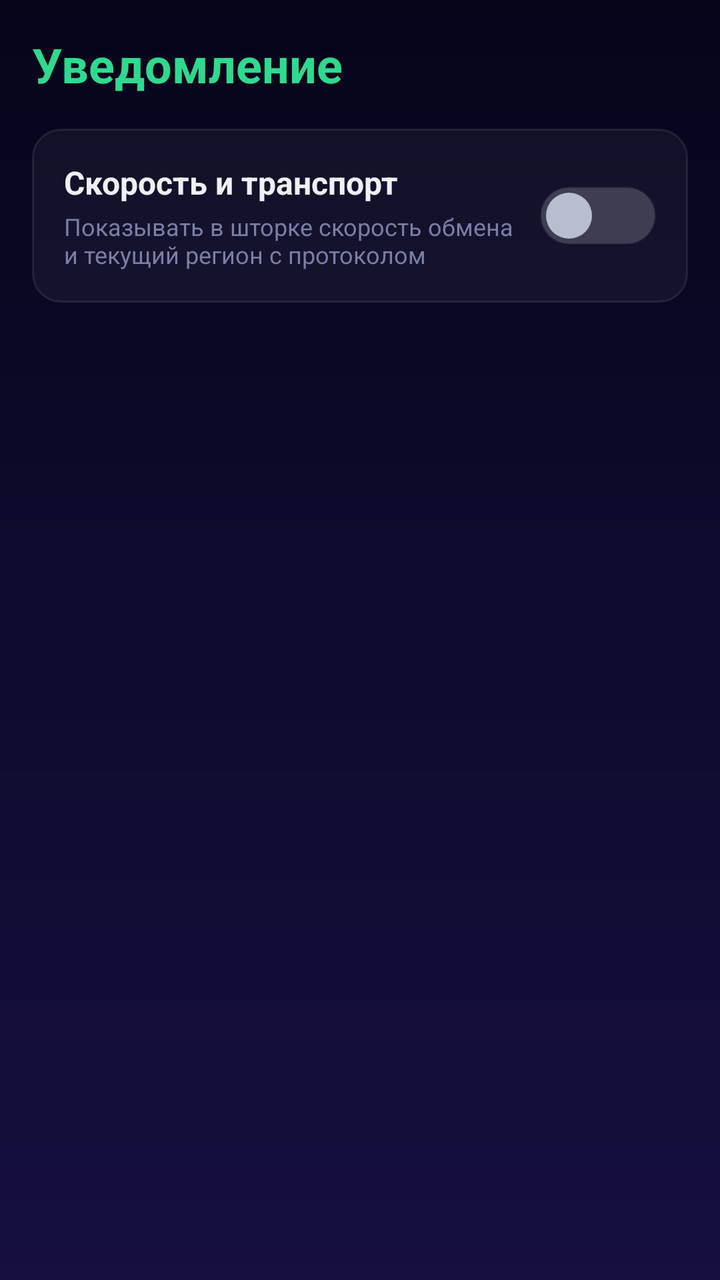
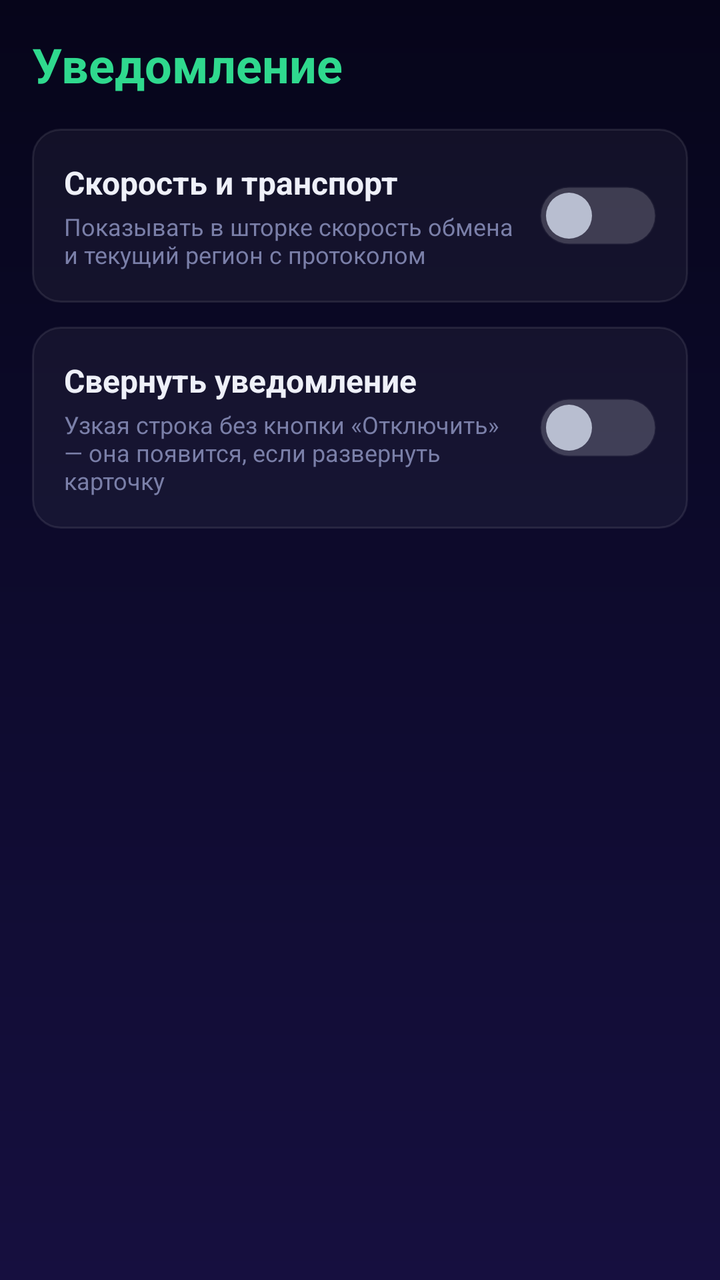

Two renders of the same Android screen: before a commit and after it. Below are the layout's source before the change and the commit's diff.
<!-- AndroidManifest.xml: activity theme Theme.Nova.Settings -->
<!-- res/layout/activity_notification_settings.xml -->
<?xml version="1.0" encoding="utf-8"?>
<ScrollView xmlns:android="http://schemas.android.com/apk/res/android"
    android:layout_width="match_parent"
    android:layout_height="match_parent"
    android:fillViewport="true"
    android:padding="16dp">

    <LinearLayout
        android:layout_width="match_parent"
        android:layout_height="wrap_content"
        android:orientation="vertical">

        <TextView
            android:layout_width="wrap_content"
            android:layout_height="wrap_content"
            android:text="Уведомление"
            android:textColor="?attr/novaAccent"
            android:textSize="24sp"
            android:textStyle="bold" />

        <LinearLayout
            android:layout_width="match_parent"
            android:layout_height="wrap_content"
            android:layout_marginTop="16dp"
            android:background="?attr/novaCardBackground"
            android:gravity="center_vertical"
            android:minHeight="64dp"
            android:orientation="horizontal"
            android:padding="16dp">

            <LinearLayout
                android:layout_width="0dp"
                android:layout_height="wrap_content"
                android:layout_weight="1"
                android:orientation="vertical">

                <TextView
                    android:layout_width="wrap_content"
                    android:layout_height="wrap_content"
                    android:text="Скорость и транспорт"
                    android:textColor="?attr/novaTextTitle"
                    android:textSize="16sp"
                    android:textStyle="bold" />

                <TextView
                    android:layout_width="match_parent"
                    android:layout_height="wrap_content"
                    android:layout_marginTop="3dp"
                    android:text="Показывать в шторке скорость обмена и текущий регион с протоколом"
                    android:textColor="?attr/novaTextHint"
                    android:textSize="12sp" />
            </LinearLayout>

            <Switch
                android:id="@+id/sw_notification_details"
                android:layout_width="wrap_content"
                android:layout_height="wrap_content"
                android:layout_marginStart="12dp" />
        </LinearLayout>

        <TextView
            android:id="@+id/tv_notification_preview"
            android:layout_width="match_parent"
            android:layout_height="wrap_content"
            android:layout_marginTop="12dp"
            android:textColor="?attr/novaTextValue"
            android:textSize="12sp" />
    </LinearLayout>
</ScrollView>
<!-- resources referenced by this layout -->
<resources>
  <!-- drawable bg_nova_screen_aurora (drawable) -->
  <?xml version="1.0" encoding="utf-8"?>
  <shape xmlns:android="http://schemas.android.com/apk/res/android"
      android:shape="rectangle">
      <gradient
          android:angle="270"
          android:startColor="#06051A"
          android:centerColor="#0E0B2E"
          android:endColor="#160F3F"
          android:type="linear" />
  </shape>
  <color name="nova_aurora_accent">#2FD98E</color>
  <color name="nova_aurora_text_value">#A8ADD4</color>
  <color name="nova_aurora_text_hint">#7A7FA8</color>
  <color name="nova_aurora_accent_dim">#2E2FD98E</color>
  <color name="nova_aurora_accent_on">#06051A</color>
  <color name="nova_aurora_separator">#12FFFFFF</color>
  <color name="nova_aurora_group_from">#2FD98E</color>
  <color name="nova_aurora_group_to">#B8F0D8</color>
  <color name="nova_aurora_text_title">#EEF0F8</color>
  <color name="nova_aurora_switch_on">#2FD98E</color>
  <color name="nova_aurora_switch_off">#2EFFFFFF</color>
  <color name="nova_aurora_thumb_on">#FFFFFF</color>
  <color name="nova_aurora_thumb_off">#B8BED0</color>
  <color name="nova_aurora_icon_tint">#B32FD98E</color>
  <color name="nova_aurora_card_fill">#0BFFFFFF</color>
  <color name="nova_aurora_card_stroke">#17FFFFFF</color>
  <color name="tv_focus_fill">#3332D74B</color>
  <color name="tv_focus_stroke">#32D74B</color>
  <!-- drawable bg_nova_dialog_aurora (drawable) -->
  <?xml version="1.0" encoding="utf-8"?>
  <shape xmlns:android="http://schemas.android.com/apk/res/android"
      android:shape="rectangle">
      <solid android:color="#0E0B2E" />
      <corners android:radius="16dp" />
      <stroke android:width="1dp" android:color="#17FFFFFF" />
  </shape>
  <style name="Widget.Nova.DialogButtonPrimary.Auroramint" parent="@style/Widget.Nova.DialogButton.Auroramint">
          <item name="android:background">@drawable/bg_nova_dialog_button_primary_aurora</item>
          <item name="android:textColor">@color/nova_aurora_accent_on</item>
      </style>
  <style name="Widget.Nova.DialogButton.Auroramint" parent="android:Widget.Material.Button.Borderless">
          <item name="android:background">@drawable/bg_nova_dialog_button_aurora</item>
          <item name="android:backgroundTint">@color/nova_aurora_accent</item>
          <item name="android:backgroundTintMode">src_in</item>
          <item name="android:textColor">@color/nova_aurora_accent</item>
          <item name="android:textAllCaps">false</item>
          <item name="android:textSize">15sp</item>
          <item name="android:textStyle">bold</item>
          <item name="android:minWidth">96dp</item>
          <item name="android:minHeight">44dp</item>
          <item name="android:paddingLeft">18dp</item>
          <item name="android:paddingRight">18dp</item>
          <item name="android:layout_marginStart">8dp</item>
          <item name="android:layout_marginBottom">4dp</item>
      </style>
  <!-- drawable switch_thumb_liquid (drawable) -->
  <?xml version="1.0" encoding="utf-8"?>
  <layer-list xmlns:android="http://schemas.android.com/apk/res/android">
      <item
          android:top="3dp"
          android:bottom="3dp"
          android:left="3dp"
          android:right="3dp">
          <shape android:shape="oval">
              <size
                  android:width="23dp"
                  android:height="23dp"/>
              <solid android:color="#FFFFFF"/>
          </shape>
      </item>
  </layer-list>
  <!-- drawable switch_track_liquid (drawable) -->
  <?xml version="1.0" encoding="utf-8"?>
  <shape xmlns:android="http://schemas.android.com/apk/res/android"
      android:shape="rectangle">
      <size
          android:width="52dp"
          android:height="29dp"/>
      <corners android:radius="15dp"/>
      <solid android:color="#FFFFFF"/>
      <stroke
          android:width="1dp"
          android:color="#33FFFFFF"/>
  </shape>
  <!-- unchanged entries left out for length: 7 -->
</resources>

<!-- the commit's change to res/layout/activity_notification_settings.xml (unified diff, before → after) -->
@@ -58,6 +58,46 @@
                 android:layout_marginStart="12dp" />
         </LinearLayout>
 
+        <LinearLayout
+            android:layout_width="match_parent"
+            android:layout_height="wrap_content"
+            android:layout_marginTop="12dp"
+            android:background="?attr/novaCardBackground"
+            android:gravity="center_vertical"
+            android:minHeight="64dp"
+            android:orientation="horizontal"
+            android:padding="16dp">
+
+            <LinearLayout
+                android:layout_width="0dp"
+                android:layout_height="wrap_content"
+                android:layout_weight="1"
+                android:orientation="vertical">
+
+                <TextView
+                    android:layout_width="wrap_content"
+                    android:layout_height="wrap_content"
+                    android:text="Свернуть уведомление"
+                    android:textColor="?attr/novaTextTitle"
+                    android:textSize="16sp"
+                    android:textStyle="bold" />
+
+                <TextView
+                    android:layout_width="match_parent"
+                    android:layout_height="wrap_content"
+                    android:layout_marginTop="3dp"
+                    android:text="Узкая строка без кнопки «Отключить» — она появится, если развернуть карточку"
+                    android:textColor="?attr/novaTextHint"
+                    android:textSize="12sp" />
+            </LinearLayout>
+
+            <Switch
+                android:id="@+id/sw_notification_collapsed"
+                android:layout_width="wrap_content"
+                android:layout_height="wrap_content"
+                android:layout_marginStart="12dp" />
+        </LinearLayout>
+
         <TextView
             android:id="@+id/tv_notification_preview"
             android:layout_width="match_parent"
<!-- resource entries referenced after the edit -->
@@ -54,7 +54,6 @@
           <item name="android:paddingLeft">18dp</item>
           <item name="android:paddingRight">18dp</item>
           <item name="android:layout_marginStart">8dp</item>
-          <item name="android:layout_marginBottom">4dp</item>
       </style>
   <!-- drawable switch_thumb_liquid (drawable) -->
   <?xml version="1.0" encoding="utf-8"?>
